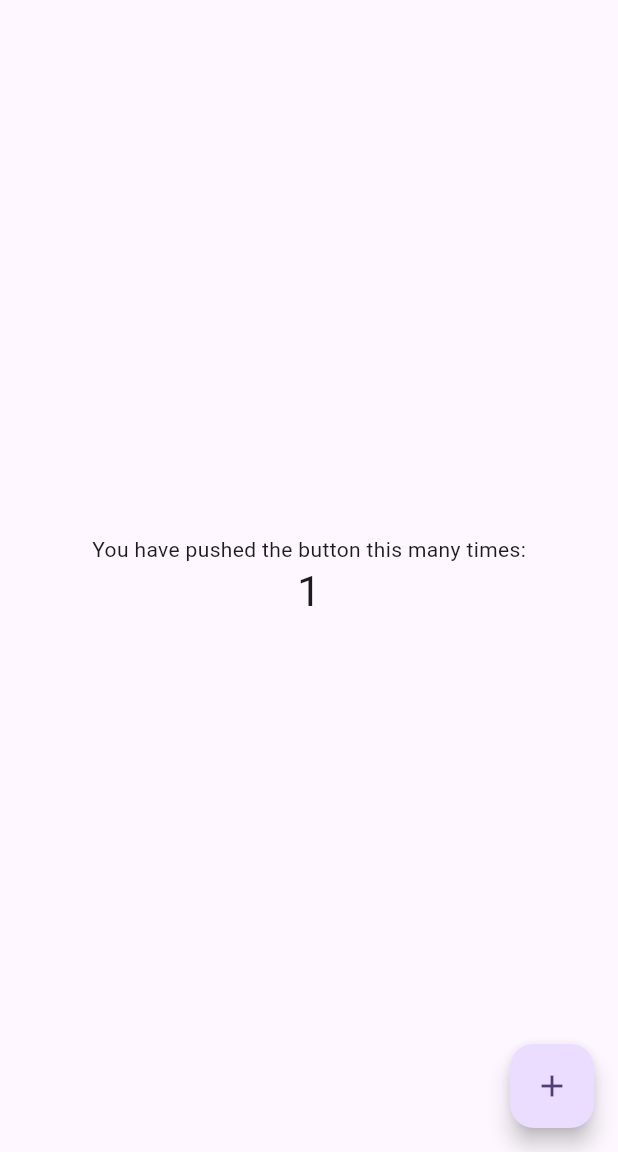
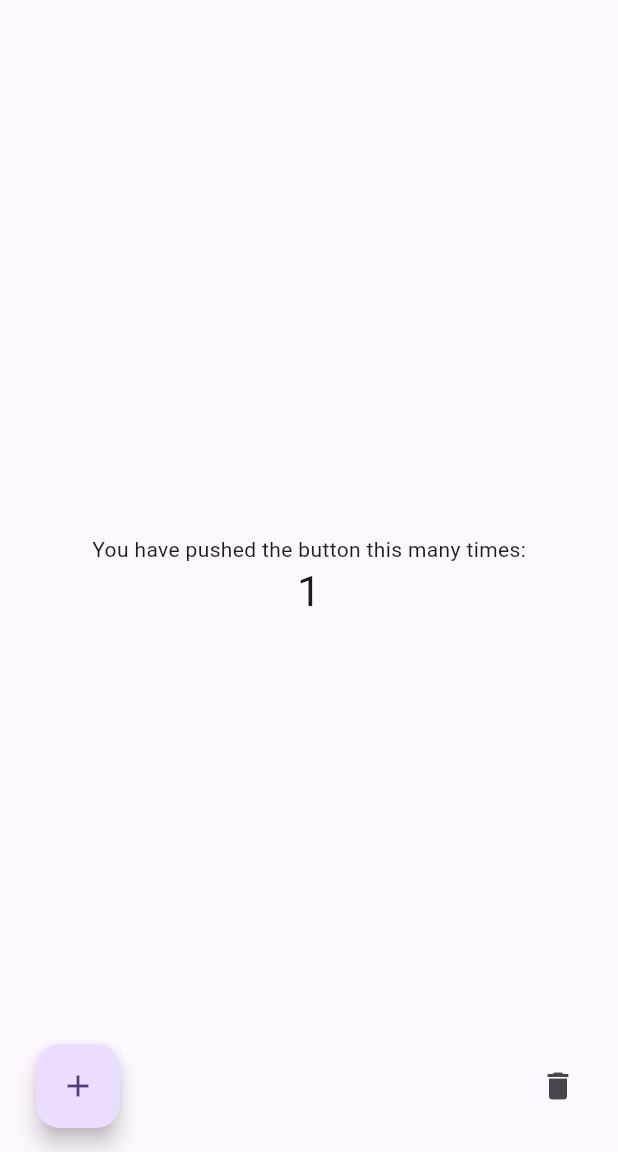
Before and after one commit to 3shmawi/new-3c-directories, a Flutter app: the screen it shows after launch, after a tap on the "add" icon, on a phone screen of 412 x 824 dp, the part 84-1236 px from its top. Run offline on Flutter 3.47's test engine with Material 3 defaults, Android fonts, the phone set to English and light mode, and no system bars; our stand-ins replace cloud_firestore, firebase_core; accounts and stored records are empty.

Commit message:
CRUD operation

```diff
--- a/lib/main.dart
+++ b/lib/main.dart
@@ -16,27 +16,11 @@ void main() async {
 class MyApp extends StatelessWidget {
   const MyApp({super.key});
 
-  // This widget is the root of your application.
   @override
   Widget build(BuildContext context) {
     return MaterialApp(
       title: 'Flutter Demo',
       theme: ThemeData(
-        // This is the theme of your application.
-        //
-        // TRY THIS: Try running your application with "flutter run". You'll see
-        // the application has a purple toolbar. Then, without quitting the app,
-        // try changing the seedColor in the colorScheme below to Colors.green
-        // and then invoke "hot reload" (save your changes or press the "hot
-        // reload" button in a Flutter-supported IDE, or press "r" if you used
-        // the command line to start the app).
-        //
-        // Notice that the counter didn't reset back to zero; the application
-        // state is not lost during the reload. To reset the state, use hot
-        // restart instead.
-        //
-        // This works for code too, not just values: Most code changes can be
-        // tested with just a hot reload.
         colorScheme: ColorScheme.fromSeed(seedColor: Colors.deepPurple),
         useMaterial3: true,
       ),
@@ -47,15 +31,6 @@ class MyApp extends StatelessWidget {
 
 class MyHomePage extends StatefulWidget {
   const MyHomePage({super.key, required this.title});
-
-  // This widget is the home page of your application. It is stateful, meaning
-  // that it has a State object (defined below) that contains fields that affect
-  // how it looks.
-
-  // This class is the configuration for the state. It holds the values (in this
-  // case the title) provided by the parent (in this case the App widget) and
-  // used by the build method of the State. Fields in a Widget subclass are
-  // always marked "final".
 
   final String title;
 
@@ -83,6 +58,27 @@ class _MyHomePageState extends State<MyHomePage> {
     });
   }
 
+  void updateCounterValue() async {
+    await firestore
+        .collection("k_k_h")
+        .doc("#")
+        .collection("counter")
+        .doc("count")
+        .set({"amount": ++_counter}, SetOptions(merge: true));
+  }
+
+  void deleteCounterValue() async {
+    setState(() {
+      _counter = 0;
+    });
+    await firestore
+        .collection("k_k_h")
+        .doc("#")
+        .collection("counter")
+        .doc("count")
+        .delete();
+  }
+
   @override
   void initState() {
     getCounterValue();
@@ -91,50 +87,19 @@ class _MyHomePageState extends State<MyHomePage> {
 
   void _incrementCounter() {
     setState(() {
-      // This call to setState tells the Flutter framework that something has
-      // changed in this State, which causes it to rerun the build method below
-      // so that the display can reflect the updated values. If we changed
-      // _counter without calling setState(), then the build method would not be
-      // called again, and so nothing would appear to happen.
-      _counter++;
+      updateCounterValue();
     });
   }
 
   @override
   Widget build(BuildContext context) {
-    // This method is rerun every time setState is called, for instance as done
-    // by the _incrementCounter method above.
-    //
-    // The Flutter framework has been optimized to make rerunning build methods
-    // fast, so that you can just rebuild anything that needs updating rather
-    // than having to individually change instances of widgets.
     return Scaffold(
       appBar: AppBar(
-        // TRY THIS: Try changing the color here to a specific color (to
-        // Colors.amber, perhaps?) and trigger a hot reload to see the AppBar
-        // change color while the other colors stay the same.
         backgroundColor: Theme.of(context).colorScheme.inversePrimary,
-        // Here we take the value from the MyHomePage object that was created by
-        // the App.build method, and use it to set our appbar title.
         title: Text(widget.title),
       ),
       body: Center(
-        // Center is a layout widget. It takes a single child and positions it
-        // in the middle of the parent.
         child: Column(
-          // Column is also a layout widget. It takes a list of children and
-          // arranges them vertically. By default, it sizes itself to fit its
-          // children horizontally, and tries to be as tall as its parent.
-          //
-          // Column has various properties to control how it sizes itself and
-          // how it positions its children. Here we use mainAxisAlignment to
-          // center the children vertically; the main axis here is the vertical
-          // axis because Columns are vertical (the cross axis would be
-          // horizontal).
-          //
-          // TRY THIS: Invoke "debug painting" (choose the "Toggle Debug Paint"
-          // action in the IDE, or press "p" in the console), to see the
-          // wireframe for each widget.
           mainAxisAlignment: MainAxisAlignment.center,
           children: <Widget>[
             const Text(
@@ -147,11 +112,24 @@ class _MyHomePageState extends State<MyHomePage> {
           ],
         ),
       ),
-      floatingActionButton: FloatingActionButton(
-        onPressed: _incrementCounter,
-        tooltip: 'Increment',
-        child: const Icon(Icons.add),
-      ), // This trailing comma makes auto-formatting nicer for build methods.
+      floatingActionButton: Row(
+        mainAxisAlignment: MainAxisAlignment.spaceBetween,
+        children: [
+          Padding(
+            padding: const EdgeInsets.only(left: 40.0),
+            child: FloatingActionButton(
+              onPressed: _incrementCounter,
+              tooltip: 'Increment',
+              child: const Icon(Icons.add),
+            ),
+          ),
+          IconButton(
+            onPressed: deleteCounterValue,
+            tooltip: 'Increment',
+            icon: const Icon(Icons.delete),
+          ),
+        ],
+      ),
     );
   }
 }
```
